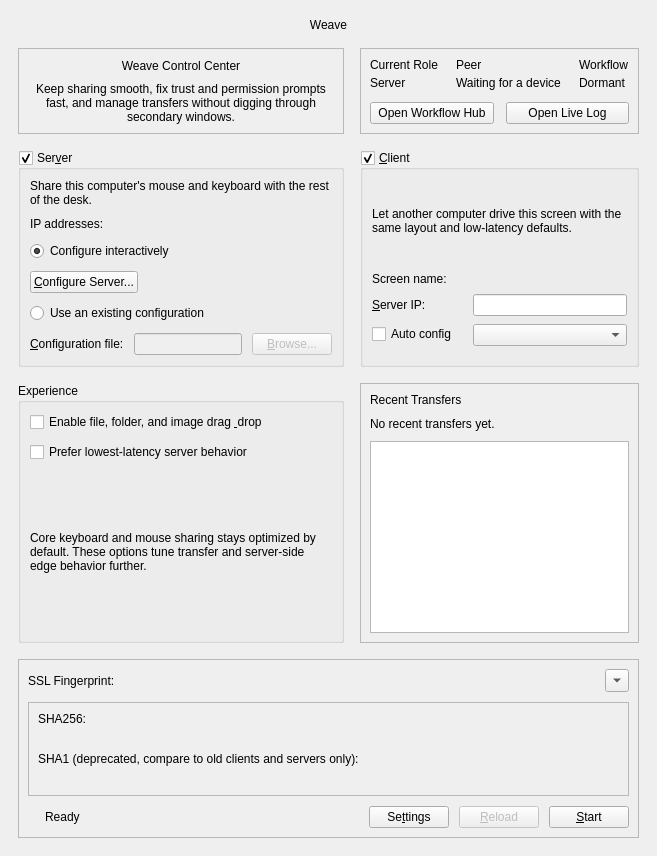
Qt form src/gui/src/MainWindowBase.ui (zzt5678/barrier-enhanced) before a commit.
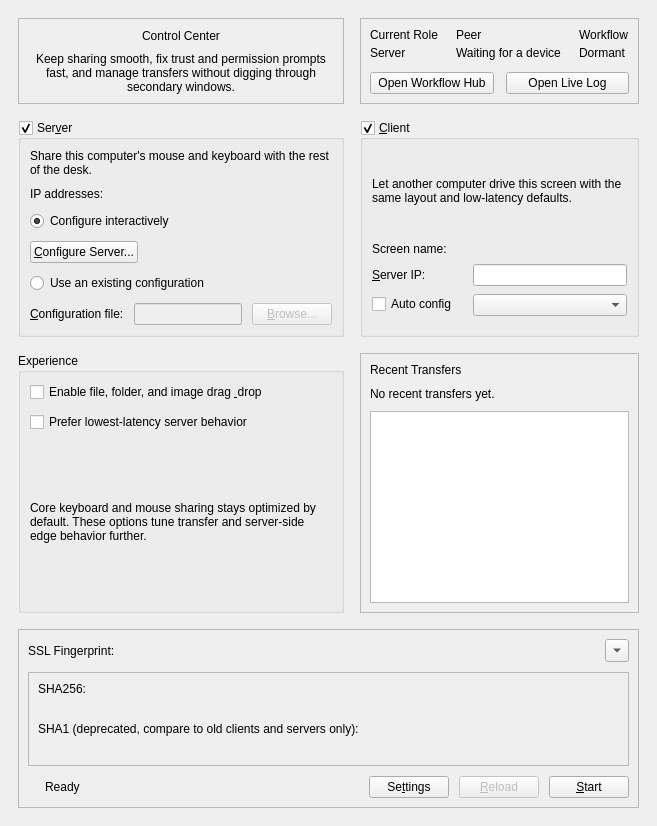
The same form after that commit. Icons and pictures are not drawn.

Commit message: Keep the tray icon aligned with the Weave mark

```diff
--- a/src/gui/src/MainWindowBase.ui
+++ b/src/gui/src/MainWindowBase.ui
@@ -31,17 +31,7 @@
     <property name="verticalSpacing">
      <number>16</number>
     </property>
-    <item row="0" column="0" colspan="2">
-     <widget class="QLabel" name="m_pLabelWindowBrand">
-      <property name="text">
-       <string>Weave</string>
-      </property>
-      <property name="alignment">
-       <set>Qt::AlignCenter</set>
-      </property>
-     </widget>
-    </item>
-    <item row="1" column="0">
+    <item row="0" column="0">
      <widget class="QFrame" name="heroCard">
       <property name="frameShape">
        <enum>QFrame::StyledPanel</enum>
@@ -59,7 +49,7 @@
           <set>Qt::AlignCenter</set>
          </property>
          <property name="text">
-          <string>Weave Control Center</string>
+          <string>Control Center</string>
          </property>
         </widget>
        </item>
@@ -79,7 +69,7 @@
       </layout>
      </widget>
     </item>
-    <item row="1" column="1">
+    <item row="0" column="1">
      <widget class="QFrame" name="overviewCard">
       <property name="frameShape">
        <enum>QFrame::StyledPanel</enum>
@@ -164,7 +154,7 @@
       </layout>
      </widget>
     </item>
-    <item row="2" column="0">
+    <item row="1" column="0">
      <widget class="QGroupBox" name="m_pGroupServer">
       <property name="sizePolicy">
        <sizepolicy hsizetype="Preferred" vsizetype="Preferred">
@@ -303,7 +293,7 @@
       </layout>
      </widget>
     </item>
-    <item row="2" column="1">
+    <item row="1" column="1">
      <widget class="QGroupBox" name="m_pGroupClient">
       <property name="sizePolicy">
        <sizepolicy hsizetype="Preferred" vsizetype="Preferred">
@@ -400,7 +390,7 @@
       </layout>
      </widget>
     </item>
-    <item row="3" column="0">
+    <item row="2" column="0">
      <widget class="QGroupBox" name="m_pGroupExperience">
       <property name="title">
        <string>Experience</string>
@@ -439,7 +429,7 @@
       </layout>
      </widget>
     </item>
-    <item row="3" column="1">
+    <item row="2" column="1">
      <widget class="QFrame" name="workflowCard">
       <property name="frameShape">
        <enum>QFrame::StyledPanel</enum>
@@ -487,7 +477,7 @@
       </layout>
      </widget>
     </item>
-    <item row="4" column="0" colspan="2">
+    <item row="3" column="0" colspan="2">
      <widget class="QFrame" name="footerCard">
       <property name="frameShape">
        <enum>QFrame::StyledPanel</enum>
```
The commit also changes 10 other files.
